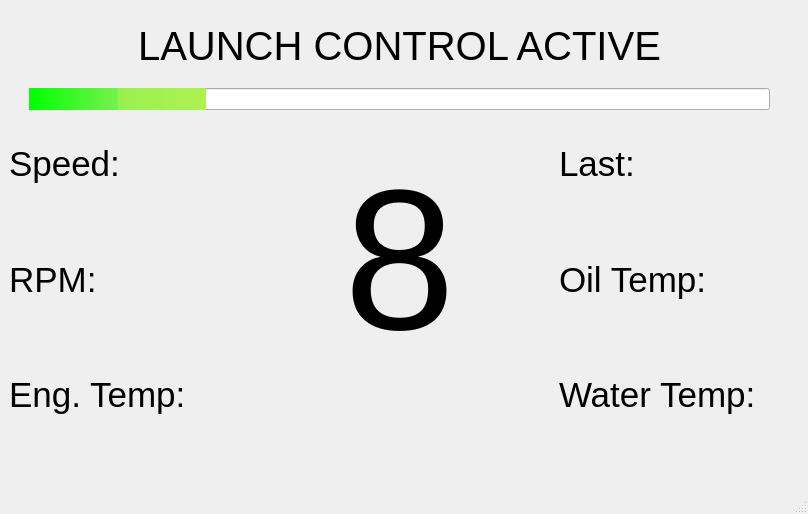
Above: Dash/mainwindow.ui from sufst/dash-GUI before the change. Below: the same form after it.
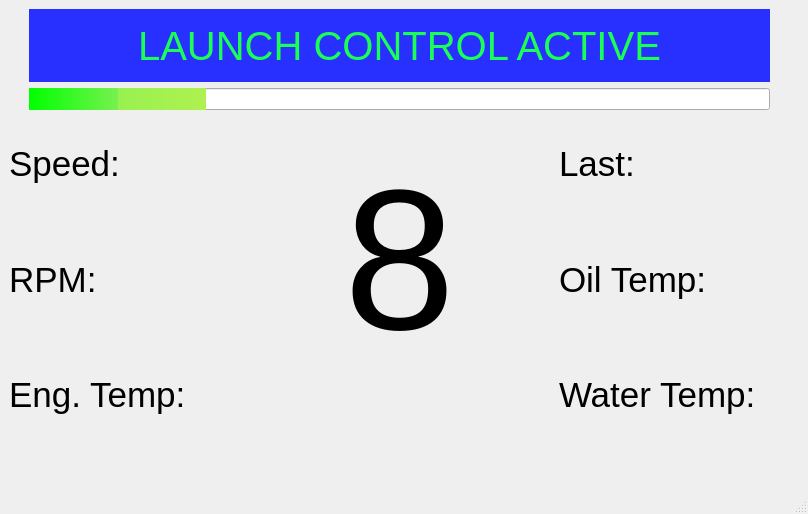
That is the form after the change.

Commit message: background added to Launch Control Active - colours and visuals need improving

Diff of the .ui file:
```diff
--- a/Dash/mainwindow.ui
+++ b/Dash/mainwindow.ui
@@ -150,6 +150,10 @@
              <pointsize>30</pointsize>
             </font>
            </property>
+           <property name="styleSheet">
+            <string notr="true">QLabel {background : rgb(39, 48, 255);
+color : rgb(27, 255, 85); }</string>
+           </property>
            <property name="text">
             <string>LAUNCH CONTROL ACTIVE</string>
            </property>
```
Left out of the diff: 14 changed lines with no effect on the pictures. The commit also changes 1 other file.
